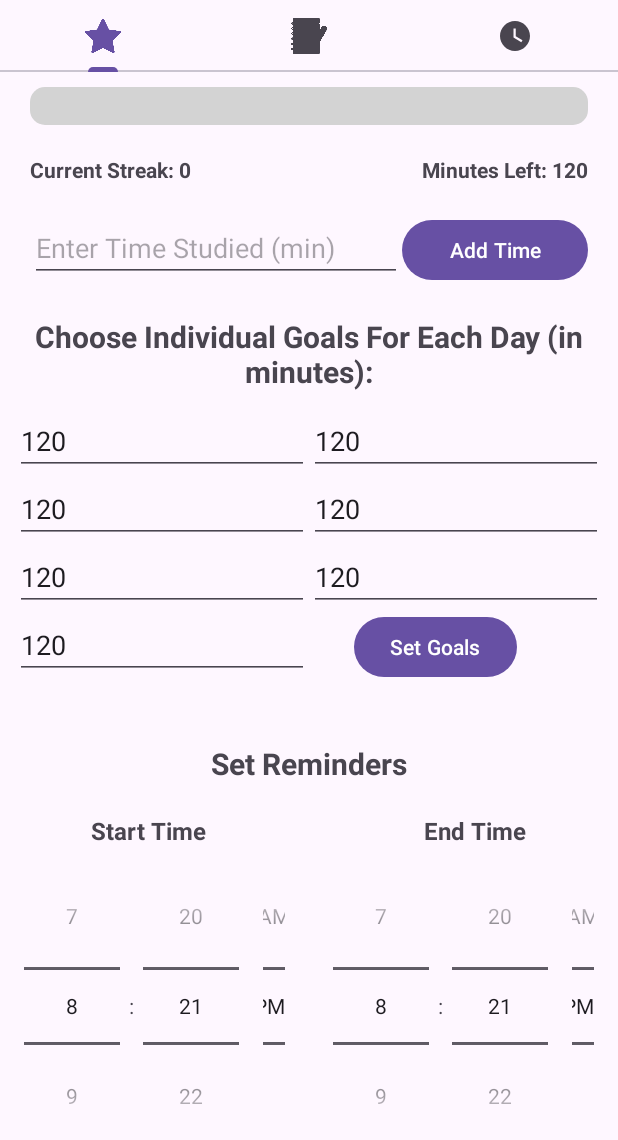
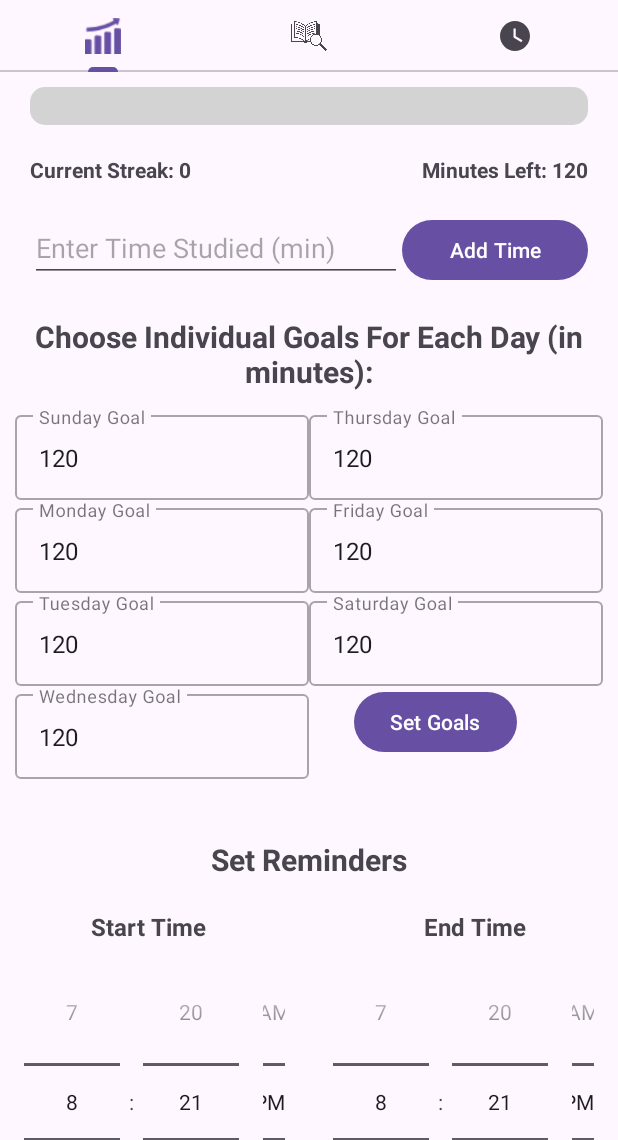
Before and after one commit to quantum-coders-hackathon/study-helper, an Android app: the screen it shows after launch (HomeActivity), after a tap on "Set Goals", on a phone screen of 412 x 824 dp, the part 96-1236 px from its top. Run offline under Robolectric (Android 15) with nearby library versions, the phone set to English and light mode, and no system bars.

Commit message:
UI updates

```diff
--- a/app/build.gradle.kts
+++ b/app/build.gradle.kts
@@ -57,4 +57,6 @@ dependencies {
     implementation("org.reactivestreams:reactive-streams:1.0.4")
 
     implementation("pl.droidsonroids.gif:android-gif-drawable:1.2.22")
+
+    implementation("com.google.android.material:material:1.13.0-alpha07")
 }
--- a/app/src/main/java/com/coders/quantum/myapplication/HomeActivity.java
+++ b/app/src/main/java/com/coders/quantum/myapplication/HomeActivity.java
@@ -29,9 +29,9 @@ public class HomeActivity extends AppCompatActivity {
         tabs.setupWithViewPager(viewPager);
 
 
-        tabs.getTabAt(0).setIcon(R.drawable.star);  // Icon for Tab 1
+        tabs.getTabAt(0).setIcon(R.drawable.rising_icon);  // Icon for Tab 1
 //        tabs.getTabAt(1).setIcon(R.drawable.home_icon);  // Icon for Tab 2
-        tabs.getTabAt(1).setIcon(R.drawable.sketchbook);  // Icon for Tab 3
+        tabs.getTabAt(1).setIcon(R.drawable.book_icon);  // Icon for Tab 3
         tabs.getTabAt(2).setIcon(R.drawable.baseline_watch_later_24);  // Icon for Tab 4
 
         viewPager.setCurrentItem(2);
--- a/app/src/main/java/com/coders/quantum/myapplication/SplashScreenActivity.java
+++ b/app/src/main/java/com/coders/quantum/myapplication/SplashScreenActivity.java
@@ -2,28 +2,36 @@ package com.coders.quantum.myapplication;
 
 import android.content.Intent;
 import android.os.Bundle;
+import android.os.Handler;
+import android.view.animation.Animation;
+import android.view.animation.AnimationUtils;
+import android.widget.ImageView;
 
-import androidx.activity.EdgeToEdge;
 import androidx.appcompat.app.AppCompatActivity;
-import androidx.core.graphics.Insets;
-import androidx.core.view.ViewCompat;
-import androidx.core.view.WindowInsetsCompat;
 
 public class SplashScreenActivity extends AppCompatActivity {
+
+    private static final int SPLASH_DISPLAY_LENGTH = 3000;
 
     @Override
     protected void onCreate(Bundle savedInstanceState) {
         super.onCreate(savedInstanceState);
-        EdgeToEdge.enable(this);
         setContentView(R.layout.activity_splash_screen);
-        ViewCompat.setOnApplyWindowInsetsListener(findViewById(R.id.main), (v, insets) -> {
-            Insets systemBars = insets.getInsets(WindowInsetsCompat.Type.systemBars());
-            v.setPadding(systemBars.left, systemBars.top, systemBars.right, systemBars.bottom);
-            return insets;
-        });
 
-        Intent intent = new Intent(SplashScreenActivity.this, HomeActivity.class);
-        startActivity(intent);
-        finish();
+        ImageView logoImage = findViewById(R.id.logoImage);
+
+        Animation fadeIn = AnimationUtils.loadAnimation(this, R.anim.fade_in);
+
+        logoImage.startAnimation(fadeIn);
+
+        new Handler().postDelayed(() -> {
+            Intent mainIntent = new Intent(SplashScreenActivity.this, HomeActivity.class);
+            startActivity(mainIntent);
+            finish();
+        }, SPLASH_DISPLAY_LENGTH);
+
+//        Intent intent = new Intent(SplashScreenActivity.this, HomeActivity.class);
+//        startActivity(intent);
+//        finish();
     }
 }
--- a/app/src/main/java/com/coders/quantum/myapplication/model/Constant.java
+++ b/app/src/main/java/com/coders/quantum/myapplication/model/Constant.java
@@ -1,7 +1,7 @@
 package com.coders.quantum.myapplication.model;
 
 public class Constant {
-    private static final String API_KEY = "Enter your API";
+    private static final String API_KEY = "AIzaSyB0c4ewmCKirlCI7TugK9N2DFBM1C0kkzQ";
     private static final int DB_VERSION=1;
     private static final String DB_NAME="study_helper.db";
 
--- /dev/null
+++ b/app/src/main/res/anim/fade_in.xml
@@ -0,0 +1,5 @@
+<?xml version="1.0" encoding="utf-8"?>
+<alpha xmlns:android="http://schemas.android.com/apk/res/android"
+    android:fromAlpha="0.0"
+    android:toAlpha="1.0"
+    android:duration="1500"/>
--- /dev/null
+++ b/app/src/main/res/drawable/gradient_background.xml
@@ -0,0 +1,11 @@
+<?xml version="1.0" encoding="utf-8"?>
+<layer-list xmlns:android="http://schemas.android.com/apk/res/android">
+    <item>
+        <shape android:shape="rectangle">
+            <gradient
+                android:startColor="#A18CD1"
+                android:endColor="#FBC2EB"
+                android:angle="45" />
+        </shape>
+    </item>
+</layer-list>
--- a/app/src/main/res/layout/activity_splash_screen.xml
+++ b/app/src/main/res/layout/activity_splash_screen.xml
@@ -1,19 +1,16 @@
 <?xml version="1.0" encoding="utf-8"?>
-<androidx.constraintlayout.widget.ConstraintLayout xmlns:android="http://schemas.android.com/apk/res/android"
-    xmlns:app="http://schemas.android.com/apk/res-auto"
-    xmlns:tools="http://schemas.android.com/tools"
-    android:id="@+id/main"
+<RelativeLayout xmlns:android="http://schemas.android.com/apk/res/android"
     android:layout_width="match_parent"
     android:layout_height="match_parent"
-    tools:context=".SplashScreenActivity">
+    android:background="@drawable/gradient_background"
+    android:gravity="center">
 
-    <TextView
-        android:layout_width="wrap_content"
-        android:layout_height="wrap_content"
-        android:text="Hello World!"
-        app:layout_constraintBottom_toBottomOf="parent"
-        app:layout_constraintEnd_toEndOf="parent"
-        app:layout_constraintStart_toStartOf="parent"
-        app:layout_constraintTop_toTopOf="parent" />
+    <ImageView
+    android:id="@+id/logoImage"
+    android:layout_width="wrap_content"
+    android:layout_height="wrap_content"
+    android:src="@drawable/study_helper"
+    android:contentDescription="App Logo"
+    android:layout_centerInParent="true"/>
 
-</androidx.constraintlayout.widget.ConstraintLayout>
+    </RelativeLayout>
--- a/app/src/main/res/layout/fragment_study_goal.xml
+++ b/app/src/main/res/layout/fragment_study_goal.xml
@@ -137,91 +137,124 @@
 
                     <LinearLayout
                         android:id="@+id/setGoalsColumnLeft"
-                        android:layout_width="match_parent"
-                        android:layout_height="match_parent"
+                        android:layout_width="0dp"
+                        android:layout_height="wrap_content"
                         android:orientation="vertical"
-                        android:layout_weight="1"
-                        app:layout_constraintTop_toTopOf="@id/bothSetGoalsColumnsLayout"
-                        app:layout_constraintBottom_toBottomOf="@id/bothSetGoalsColumnsLayout"
-                        app:layout_constraintStart_toStartOf="@id/bothSetGoalsColumnsLayout"
-                        app:layout_constraintEnd_toStartOf="@id/setGoalsColumnRight">
+                        android:layout_weight="1">
 
-                        <EditText
-                            android:id="@+id/sundayGoal"
+                        <!-- Sunday Goal -->
+                        <com.google.android.material.textfield.TextInputLayout
                             android:layout_width="match_parent"
                             android:layout_height="wrap_content"
                             android:hint="Sunday Goal"
-                            android:inputType="number" />
+                            style="@style/Widget.MaterialComponents.TextInputLayout.OutlinedBox">
 
-                        <EditText
-                            android:id="@+id/mondayGoal"
+                            <com.google.android.material.textfield.TextInputEditText
+                                android:id="@+id/sundayGoal"
+                                android:layout_width="match_parent"
+                                android:layout_height="wrap_content"
+                                android:inputType="number" />
+                        </com.google.android.material.textfield.TextInputLayout>
+
+                        <!-- Monday Goal -->
+                        <com.google.android.material.textfield.TextInputLayout
                             android:layout_width="match_parent"
                             android:layout_height="wrap_content"
                             android:hint="Monday Goal"
-                            android:inputType="number" />
+                            style="@style/Widget.MaterialComponents.TextInputLayout.OutlinedBox">
 
-                        <EditText
-                            android:id="@+id/tuesdayGoal"
+                            <com.google.android.material.textfield.TextInputEditText
+                                android:id="@+id/mondayGoal"
+                                android:layout_width="match_parent"
+                                android:layout_height="wrap_content"
+                                android:inputType="number" />
+                        </com.google.android.material.textfield.TextInputLayout>
+
+                        <!-- Tuesday Goal -->
+                        <com.google.android.material.textfield.TextInputLayout
                             android:layout_width="match_parent"
                             android:layout_height="wrap_content"
                             android:hint="Tuesday Goal"
-                            android:inputType="number" />
+                            style="@style/Widget.MaterialComponents.TextInputLayout.OutlinedBox">
 
-                        <EditText
-                            android:id="@+id/wednesdayGoal"
+                            <com.google.android.material.textfield.TextInputEditText
+                                android:id="@+id/tuesdayGoal"
+                                android:layout_width="match_parent"
+                                android:layout_height="wrap_content"
+                                android:inputType="number" />
+                        </com.google.android.material.textfield.TextInputLayout>
+
+                        <!-- Wednesday Goal -->
+                        <com.google.android.material.textfield.TextInputLayout
                             android:layout_width="match_parent"
                             android:layout_height="wrap_content"
                             android:hint="Wednesday Goal"
-                            android:inputType="number" />
+                            style="@style/Widget.MaterialComponents.TextInputLayout.OutlinedBox">
+
+                            <com.google.android.material.textfield.TextInputEditText
+                                android:id="@+id/wednesdayGoal"
+                                android:layout_width="match_parent"
+                                android:layout_height="wrap_content"
+                                android:inputType="number" />
+                        </com.google.android.material.textfield.TextInputLayout>
 
                     </LinearLayout>
 
                     <LinearLayout
                         android:id="@+id/setGoalsColumnRight"
-                        android:layout_width="match_parent"
+                        android:layout_width="0dp"
                         android:layout_height="wrap_content"
                         android:orientation="vertical"
-                        android:layout_weight="1"
-                        app:layout_constraintTop_toTopOf="@id/bothSetGoalsColumnsLayout"
-                        app:layout_constraintBottom_toBottomOf="@id/bothSetGoalsColumnsLayout"
-                        app:layout_constraintStart_toEndOf="@id/setGoalsColumnLeft"
-                        app:layout_constraintEnd_toEndOf="@id/bothSetGoalsColumnsLayout">
+                        android:layout_weight="1">
 
-                        <EditText
-                            android:id="@+id/thursdayGoal"
+                        <!-- Thursday Goal -->
+                        <com.google.android.material.textfield.TextInputLayout
                             android:layout_width="match_parent"
                             android:layout_height="wrap_content"
                             android:hint="Thursday Goal"
-                            android:inputType="number" />
+                            style="@style/Widget.MaterialComponents.TextInputLayout.OutlinedBox">
 
-                        <EditText
-                            android:id="@+id/fridayGoal"
+                            <com.google.android.material.textfield.TextInputEditText
+                                android:id="@+id/thursdayGoal"
+                                android:layout_width="match_parent"
+                                android:layout_height="wrap_content"
+                                android:inputType="number" />
+                        </com.google.android.material.textfield.TextInputLayout>
+
+                        <!-- Friday Goal -->
+                        <com.google.android.material.textfield.TextInputLayout
                             android:layout_width="match_parent"
                             android:layout_height="wrap_content"
                             android:hint="Friday Goal"
-                            android:inputType="number"
-                            />
+                            style="@style/Widget.MaterialComponents.TextInputLayout.OutlinedBox">
 
-                        <EditText
-                            android:id="@+id/saturdayGoal"
+                            <com.google.android.material.textfield.TextInputEditText
+                                android:id="@+id/fridayGoal"
+                                android:layout_width="match_parent"
+                                android:layout_height="wrap_content"
+                                android:inputType="number" />
+                        </com.google.android.material.textfield.TextInputLayout>
+
+                        <!-- Saturday Goal -->
+                        <com.google.android.material.textfield.TextInputLayout
                             android:layout_width="match_parent"
                             android:layout_height="wrap_content"
                             android:hint="Saturday Goal"
-                            android:inputType="number"
-                            />
+                            style="@style/Widget.MaterialComponents.TextInputLayout.OutlinedBox">
+
+                            <com.google.android.material.textfield.TextInputEditText
+                                android:id="@+id/saturdayGoal"
+                                android:layout_width="match_parent"
+                                android:layout_height="wrap_content"
+                                android:inputType="number" />
+                        </com.google.android.material.textfield.TextInputLayout>
 
                         <Button
                             android:id="@+id/setGoalsButton"
                             android:layout_width="wrap_content"
                             android:layout_height="wrap_content"
                             android:layout_marginLeft="30dp"
-                            android:text="Set Goals"
-                            app:layout_constraintBottom_toBottomOf="@+id/setGoalsColumnRight"
-                            app:layout_constraintEnd_toEndOf="@id/setGoalsColumnRight"
-                            app:layout_constraintStart_toStartOf="@+id/setGoalsColumnRight"
-                            app:layout_constraintTop_toBottomOf="@id/saturdayGoal"
-                            />
-
+                            android:text="Set Goals" />
                     </LinearLayout>
 
                 </LinearLayout>
--- a/app/src/main/res/layout/fragment_study_method.xml
+++ b/app/src/main/res/layout/fragment_study_method.xml
@@ -6,6 +6,7 @@
     android:layout_width="match_parent"
     android:layout_height="match_parent"
     android:layout_margin="30dp"
+    android:background="@drawable/gradient_background"
     tools:context=".ui.home_fragments.StudyMethodFragment">
 
     <Button
```
Also changed, not shown: app/src/main/res/drawable/book_icon.png (added), app/src/main/res/drawable/rising_icon.png (added), app/src/main/res/drawable/study_helper.png (added).
